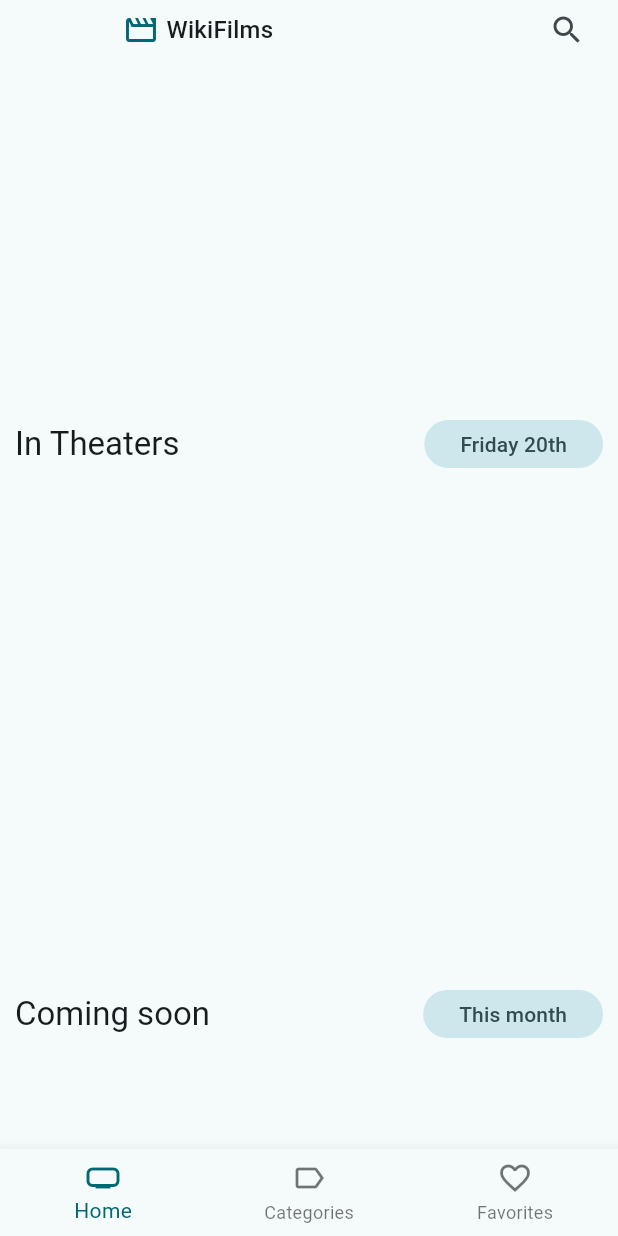
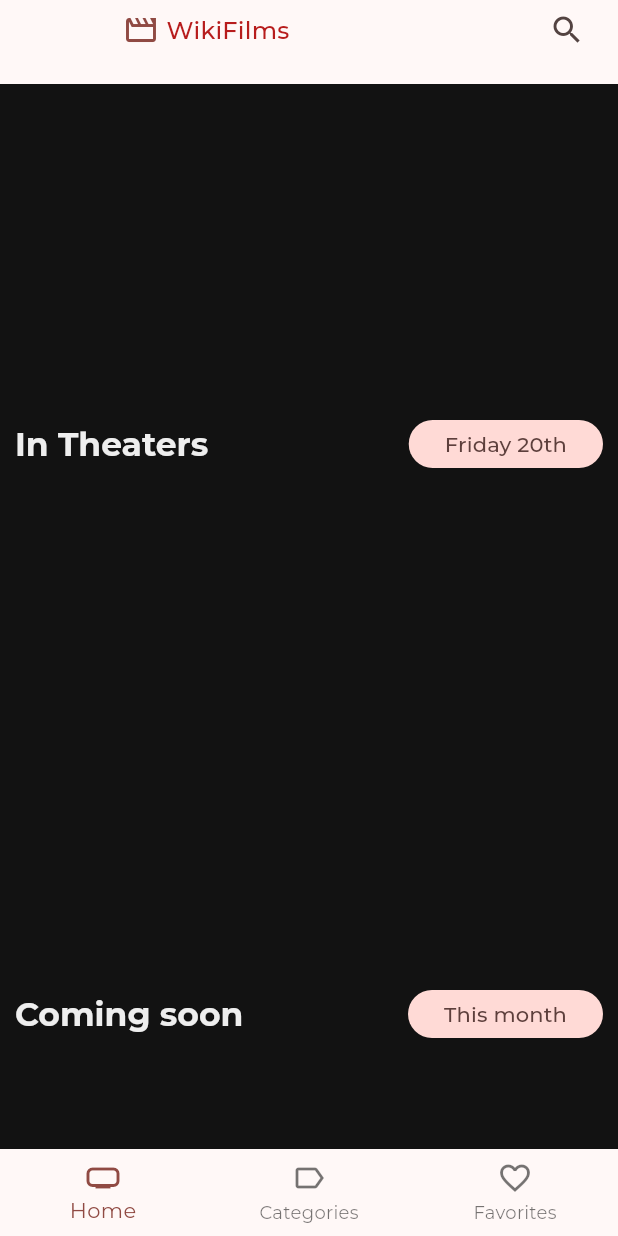
Before and after one commit to Anndderssonn/wikimovies, a Flutter app: the screen it shows after launch, on a phone screen of 412 x 824 dp. Run offline on Flutter 3.47's test engine with Material 3 defaults, Android fonts, the phone set to English and light mode, and no system bars; drawn by our look-alikes of card_swiper; our stand-ins replace animate_do, dio, flutter_dotenv, flutter_riverpod, go_router, google_fonts; network calls fail.

Commit message:
feat: Modify App Theme

```diff
--- a/lib/config/theme/app_theme.dart
+++ b/lib/config/theme/app_theme.dart
@@ -1,5 +1,28 @@
 import 'package:flutter/material.dart';
+import 'package:google_fonts/google_fonts.dart';
 
 class AppTheme {
-  ThemeData getTheme() => ThemeData(colorSchemeSeed: const Color(0xFF121212));
+  ThemeData getTheme() {
+    const seedColor = Color(0xFFB71C1C);
+    const backgroundColor = Color(0xFF121212);
+
+    return ThemeData(
+      colorSchemeSeed: seedColor,
+      scaffoldBackgroundColor: backgroundColor,
+      textTheme: GoogleFonts.montserratTextTheme().copyWith(
+        bodyLarge: GoogleFonts.montserrat(color: Colors.grey[200]),
+        bodyMedium: GoogleFonts.montserrat(color: Colors.grey[200]),
+        titleLarge: GoogleFonts.montserrat(
+          fontSize: 22,
+          fontWeight: FontWeight.bold,
+          color: Colors.grey[200],
+        ),
+        titleMedium: GoogleFonts.montserrat(color: seedColor),
+        headlineSmall: GoogleFonts.montserrat(color: Colors.grey[200]),
+        labelLarge: GoogleFonts.montserrat(color: Colors.grey[200]),
+        titleSmall: GoogleFonts.montserrat(color: Colors.grey[200]),
+        bodySmall: GoogleFonts.montserrat(color: Colors.grey[200]),
+      ),
+    );
+  }
 }
--- a/pubspec.yaml
+++ b/pubspec.yaml
@@ -41,6 +41,7 @@ dependencies:
   card_swiper: ^3.0.1
   animate_do: ^4.2.0
   intl: ^0.20.2
+  google_fonts: ^6.2.1
 
 dev_dependencies:
   flutter_test:
```
Also changed, not shown: pubspec.lock, 10 other files.
